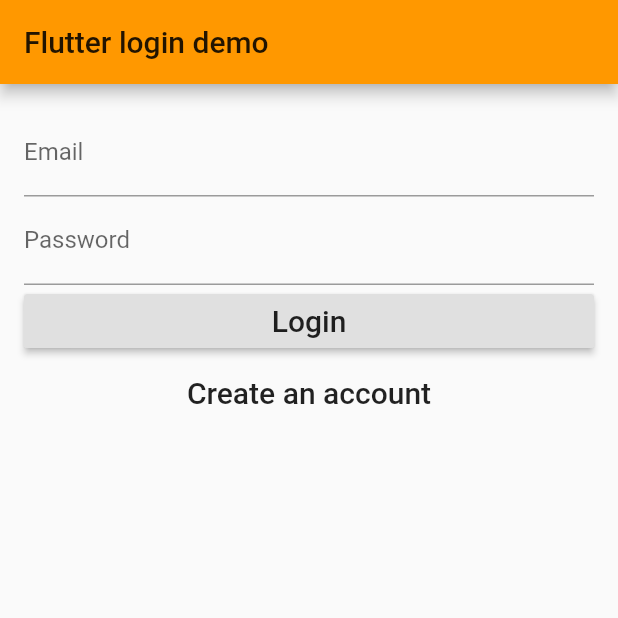
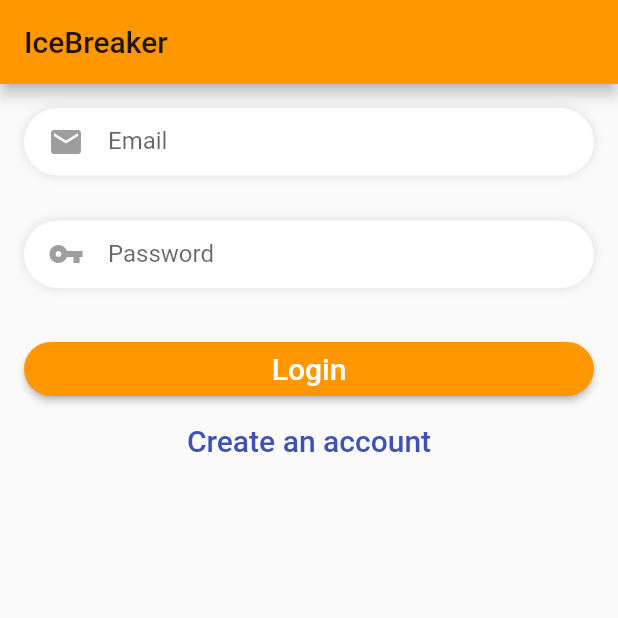
Before and after one commit to DEEPAK2811/IceBreaker, a Flutter app: the screen it shows after launch, on a phone screen of 412 x 824 dp, the top half of it. Run offline on Flutter 3.47's test engine with Material 2 defaults, Android fonts, the phone set to English and light mode, and no system bars; our stand-ins replace firebase_auth; accounts and stored records are empty.

Commit message:
new pattern and widget

```diff
--- a/lib/ui/login.dart
+++ b/lib/ui/login.dart
@@ -1,8 +1,6 @@
 import 'package:flutter/material.dart';
 import 'package:st_hack/Authentication/auth.dart';
 import 'package:st_hack/Authentication/auth_provider.dart';
-
-
 
 class EmailFieldValidator {
   static String validate(String value) {
@@ -17,7 +15,6 @@ class PasswordFieldValidator {
 }
 
 class LoginPage extends StatefulWidget {
-
   @override
   State<StatefulWidget> createState() => _LoginPageState();
 }
@@ -48,10 +45,12 @@ class _LoginPageState extends State<LoginPage> {
       try {
         final BaseAuth auth = AuthProvider.of(context).auth;
         if (_formType == FormType.login) {
-          final String userId = await auth.signInWithEmailAndPassword(_email, _password);
+          final String userId =
+              await auth.signInWithEmailAndPassword(_email, _password);
           print('Signed in: $userId');
         } else {
-          final String userId = await auth.createUserWithEmailAndPassword(_email, _password);
+          final String userId =
+              await auth.createUserWithEmailAndPassword(_email, _password);
           print('Registered user: $userId');
         }
       } catch (e) {
@@ -78,7 +77,7 @@ class _LoginPageState extends State<LoginPage> {
   Widget build(BuildContext context) {
     return Scaffold(
       appBar: AppBar(
-        title: Text('Flutter login demo'),
+        title: Text('IceBreaker'),
       ),
       body: Container(
         padding: EdgeInsets.all(16.0),
@@ -95,19 +94,56 @@ class _LoginPageState extends State<LoginPage> {
 
   List<Widget> buildInputs() {
     return <Widget>[
-      TextFormField(
-        key: Key('email'),
-        decoration: InputDecoration(labelText: 'Email'),
-        validator: EmailFieldValidator.validate,
-        onSaved: (String value) => _email = value,
+      Container(
+        width: MediaQuery.of(context).size.width / 1.2,
+        height: 45,
+        padding: EdgeInsets.only(top: 4, left: 16, right: 16, bottom: 4),
+        decoration: BoxDecoration(
+            borderRadius: BorderRadius.all(Radius.circular(50)),
+            color: Colors.white,
+            boxShadow: [BoxShadow(color: Colors.black12, blurRadius: 5)]),
+        child: TextFormField(
+          key: Key('email'),
+          decoration: InputDecoration(
+            hintText: 'Email',
+            border: InputBorder.none,
+            icon: Icon(
+              Icons.email,
+              color: Colors.grey,
+            ),
+          ),
+          validator: EmailFieldValidator.validate,
+          onSaved: (String value) => _email = value,
+        ),
       ),
-      TextFormField(
-        key: Key('password'),
-        decoration: InputDecoration(labelText: 'Password'),
-        obscureText: true,
-        validator: PasswordFieldValidator.validate,
-        onSaved: (String value) => _password = value,
+      new Padding(
+              padding: const EdgeInsets.all(15.0),
+),
+      Container(
+        width: MediaQuery.of(context).size.width / 1.2,
+        height: 45,
+        padding: EdgeInsets.only(top: 4, left: 16, right: 16, bottom: 4),
+        decoration: BoxDecoration(
+            borderRadius: BorderRadius.all(Radius.circular(50)),
+            color: Colors.white,
+            boxShadow: [BoxShadow(color: Colors.black12, blurRadius: 5)]),
+        child: TextFormField(
+          key: Key('password'),
+          decoration: InputDecoration(
+            hintText: 'Password',
+            border: InputBorder.none,
+            icon: Icon(
+              Icons.vpn_key,
+              color: Colors.grey,
+            ),
+          ),
+          validator: EmailFieldValidator.validate,
+          onSaved: (String value) => _password = value,
+        ),
       ),
+      new Padding(
+              padding: const EdgeInsets.all(15.0),
+),
     ];
   }
 
@@ -116,11 +152,14 @@ class _LoginPageState extends State<LoginPage> {
       return <Widget>[
         RaisedButton(
           key: Key('signIn'),
-          child: Text('Login', style: TextStyle(fontSize: 20.0)),
+          child: Text('Login', style: TextStyle(fontSize: 20.0,color: Colors.white)),
           onPressed: validateAndSubmit,
+          shape: RoundedRectangleBorder(borderRadius: BorderRadius.all(Radius.circular(25.0))),
+          color: Colors.orange,
+
         ),
         FlatButton(
-          child: Text('Create an account', style: TextStyle(fontSize: 20.0)),
+          child: Text('Create an account', style: TextStyle(fontSize: 20.0,color: Colors.indigo)),
           onPressed: moveToRegister,
         ),
       ];
@@ -128,10 +167,13 @@ class _LoginPageState extends State<LoginPage> {
       return <Widget>[
         RaisedButton(
           child: Text('Create an account', style: TextStyle(fontSize: 20.0)),
+           shape: RoundedRectangleBorder(borderRadius: BorderRadius.all(Radius.circular(20.0))),
           onPressed: validateAndSubmit,
+           color: Colors.lightGreen,
         ),
         FlatButton(
-          child: Text('Have an account? Login', style: TextStyle(fontSize: 20.0)),
+          child:
+              Text('Have an account? Login', style: TextStyle(fontSize: 20.0)),
           onPressed: moveToLogin,
         ),
       ];
--- a/pubspec.yaml
+++ b/pubspec.yaml
@@ -23,6 +23,7 @@ dependencies:
   # The following adds the Cupertino Icons font to your application.
   # Use with the CupertinoIcons class for iOS style icons.
   cupertino_icons: ^0.1.2
+  firebase_core:
   firebase_auth:
   google_sign_in:
   cloud_firestore:
```
Also changed, not shown: lib/Widgets/custom_input_field.dart (added), pubspec.lock, 2 other files.
